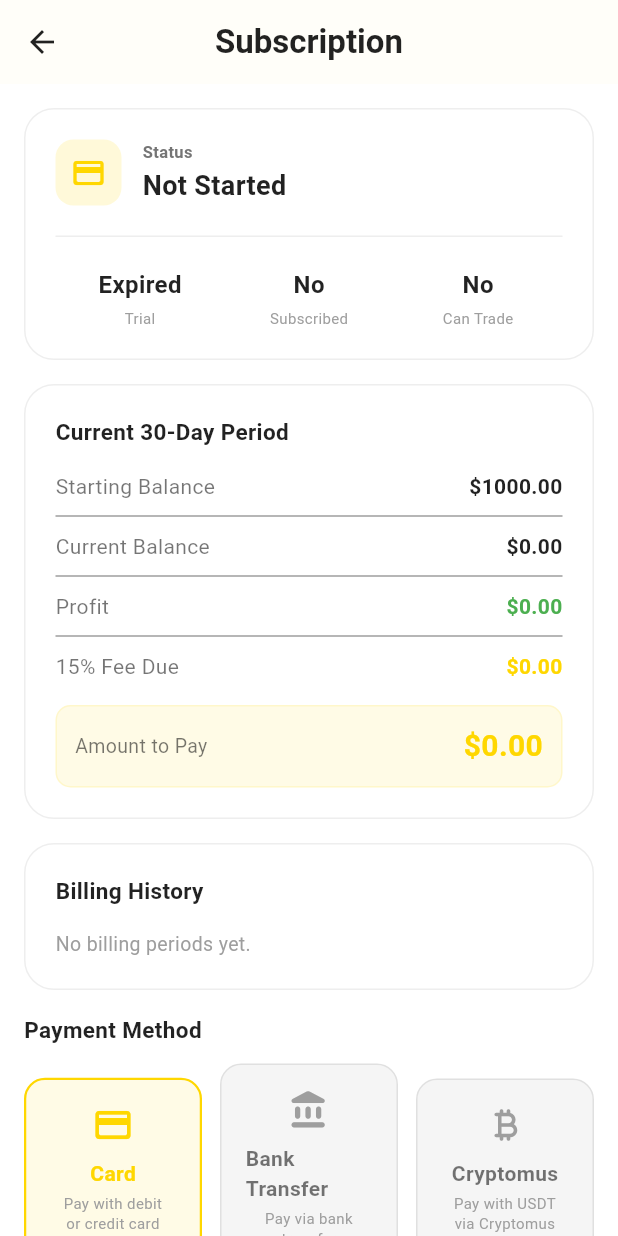
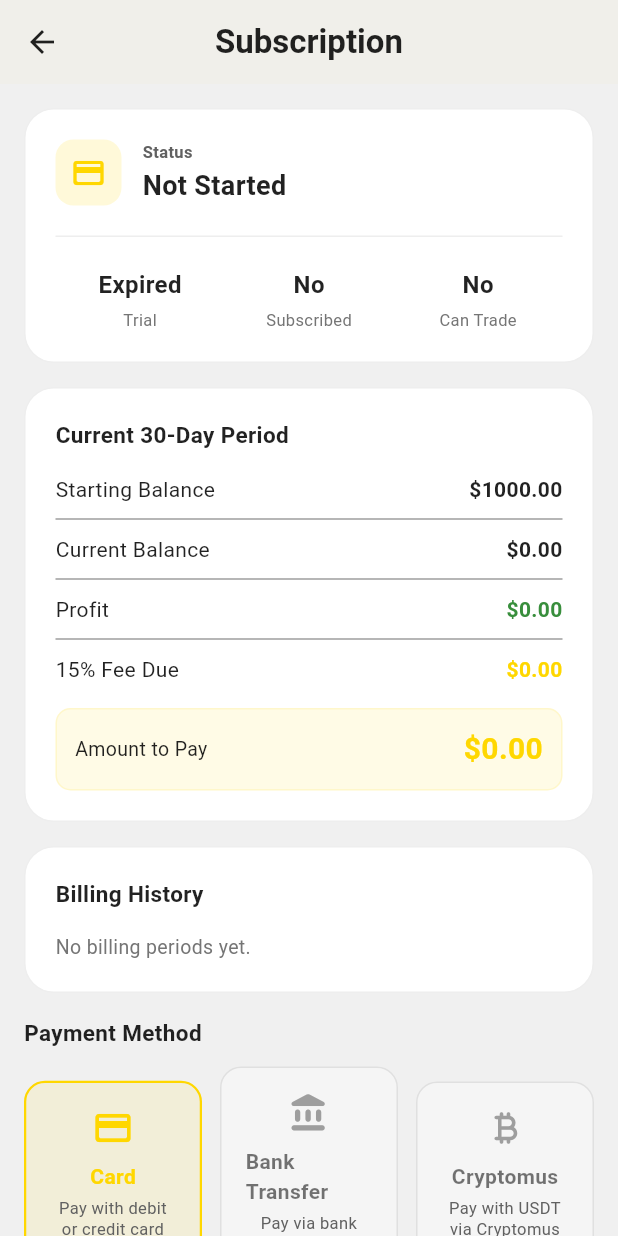
Before and after one commit to ShadowForge2/Gold_scalper, a Flutter app: the SubscriptionScreen screen opened directly, on a phone screen of 412 x 824 dp. Run offline on Flutter 3.47's test engine with Material 3 defaults, Android fonts, the phone set to English and light mode, and no system bars; our stand-ins replace fl_chart, shared_preferences, shimmer; missing offline and left inert: dart:js; accounts and stored records are empty; network calls fail.

Commit message:
fix: hardcoded starting balance, improve subscription page text contrast and background color

```diff
--- a/gold_scalper_app/lib/screens/subscription_screen.dart
+++ b/gold_scalper_app/lib/screens/subscription_screen.dart
@@ -29,10 +29,10 @@ class _SubscriptionScreenState extends State<SubscriptionScreen> {
     return Consumer<BotProvider>(
       builder: (context, bp, _) {
         return Scaffold(
-          backgroundColor: Colors.white,
+          backgroundColor: const Color(0xFFF0F0F0),
           appBar: AppBar(
             title: const Text('Subscription'),
-            backgroundColor: Colors.white,
+            backgroundColor: const Color(0xFFF0F0F0),
             foregroundColor: Colors.black87,
             elevation: 0.5,
           ),
@@ -91,7 +91,7 @@ class _SubscriptionScreenState extends State<SubscriptionScreen> {
               Column(
                 crossAxisAlignment: CrossAxisAlignment.start,
                 children: [
-                  Text('Status', style: TextStyle(color: Colors.grey.shade600, fontSize: 11, fontWeight: FontWeight.w600)),
+                  Text('Status', style: TextStyle(color: Colors.grey.shade700, fontSize: 11, fontWeight: FontWeight.w600)),
                   const SizedBox(height: 2),
                   Text(
                     bp.trialActive
@@ -140,7 +140,7 @@ class _SubscriptionScreenState extends State<SubscriptionScreen> {
         children: [
           Text(value, style: const TextStyle(color: Colors.black87, fontSize: 16, fontWeight: FontWeight.bold)),
           const SizedBox(height: 4),
-          Text(label, style: const TextStyle(color: Colors.grey, fontSize: 10)),
+          Text(label, style: const TextStyle(color: Colors.grey.shade600, fontSize: 11)),
         ],
       ),
     );
@@ -148,6 +148,10 @@ class _SubscriptionScreenState extends State<SubscriptionScreen> {
 
   Widget _buildProfitCard(BotProvider bp) {
     final amount = bp.unpaidFees > 0 ? bp.unpaidFees : bp.currentMonthFee;
+    final periods = bp.monthlyPeriods;
+    final startingBalance = periods.isNotEmpty
+        ? (periods.first['starting_balance'] ?? 1000).toDouble()
+        : 1000.0;
     return Container(
       padding: const EdgeInsets.all(20),
       decoration: BoxDecoration(
@@ -160,11 +164,11 @@ class _SubscriptionScreenState extends State<SubscriptionScreen> {
         children: [
           const Text('Current 30-Day Period', style: TextStyle(color: Colors.black87, fontSize: 15, fontWeight: FontWeight.bold)),
           const SizedBox(height: 16),
-          _row('Starting Balance', '\$${(1000).toStringAsFixed(2)}'),
+          _row('Starting Balance', '\$${startingBalance.toStringAsFixed(2)}'),
           const Divider(color: Colors.grey, height: 20),
           _row('Current Balance', '\$${(bp.state?.balance ?? 0).toStringAsFixed(2)}'),
           const Divider(color: Colors.grey, height: 20),
-          _row('Profit', '\$${bp.currentMonthProfit.toStringAsFixed(2)}', valueColor: bp.currentMonthProfit >= 0 ? Colors.green : Colors.red),
+          _row('Profit', '\$${bp.currentMonthProfit.toStringAsFixed(2)}', valueColor: bp.currentMonthProfit >= 0 ? Colors.green.shade700 : Colors.red.shade700),
           const Divider(color: Colors.grey, height: 20),
           _row('15% Fee Due', '\$${bp.currentMonthFee.toStringAsFixed(2)}', valueColor: kGold),
           if (bp.unpaidFees > 0) ...[
@@ -182,7 +186,7 @@ class _SubscriptionScreenState extends State<SubscriptionScreen> {
             child: Row(
               mainAxisAlignment: MainAxisAlignment.spaceBetween,
               children: [
-                const Text('Amount to Pay', style: TextStyle(color: Colors.black54, fontSize: 13)),
+                const Text('Amount to Pay', style: TextStyle(color: Colors.black87, fontSize: 13)),
                 Text('\$${amount.toStringAsFixed(2)}', style: const TextStyle(color: kGold, fontSize: 20, fontWeight: FontWeight.bold)),
               ],
             ),
@@ -196,7 +200,7 @@ class _SubscriptionScreenState extends State<SubscriptionScreen> {
     return Row(
       mainAxisAlignment: MainAxisAlignment.spaceBetween,
       children: [
-        Text(label, style: const TextStyle(color: Colors.black54, fontSize: 14)),
+        Text(label, style: const TextStyle(color: Colors.black87, fontSize: 14)),
         Text(value, style: TextStyle(color: valueColor ?? Colors.black87, fontWeight: FontWeight.bold, fontSize: 14)),
       ],
     );
@@ -217,7 +221,7 @@ class _SubscriptionScreenState extends State<SubscriptionScreen> {
           const Text('Billing History', style: TextStyle(color: Colors.black87, fontSize: 15, fontWeight: FontWeight.bold)),
           const SizedBox(height: 16),
           if (periods.isEmpty)
-            const Text('No billing periods yet.', style: TextStyle(color: Colors.grey, fontSize: 13))
+            const Text('No billing periods yet.', style: TextStyle(color: Colors.grey.shade600, fontSize: 13))
           else
             ...periods.map((p) => _periodTile(p)),
         ],
@@ -245,7 +249,7 @@ class _SubscriptionScreenState extends State<SubscriptionScreen> {
             child: Column(
               crossAxisAlignment: CrossAxisAlignment.start,
               children: [
-                Text('$start → ${end ?? 'current'}', style: const TextStyle(color: Colors.black54, fontSize: 12, fontWeight: FontWeight.w600)),
+                Text('$start → ${end ?? 'current'}', style: const TextStyle(color: Colors.black87, fontSize: 12, fontWeight: FontWeight.w600)),
                 const SizedBox(height: 4),
                 Text('Profit: \$${profit.toStringAsFixed(2)}', style: TextStyle(color: profit >= 0 ? Colors.green : Colors.red, fontSize: 12)),
               ],
@@ -334,7 +338,7 @@ class _SubscriptionScreenState extends State<SubscriptionScreen> {
             const SizedBox(height: 8),
             Text(label, style: TextStyle(color: selected ? kGold : Colors.black54, fontWeight: FontWeight.bold, fontSize: 14)),
             const SizedBox(height: 4),
-            Text(desc, textAlign: TextAlign.center, style: const TextStyle(color: Colors.grey, fontSize: 10, height: 1.3)),
+            Text(desc, textAlign: TextAlign.center, style: const TextStyle(color: Colors.grey.shade700, fontSize: 11, height: 1.3)),
           ],
         ),
       ),
@@ -373,9 +377,9 @@ class _SubscriptionScreenState extends State<SubscriptionScreen> {
             style: const TextStyle(color: Colors.black87),
             decoration: InputDecoration(
               labelText: 'Email Address',
-              labelStyle: const TextStyle(color: Colors.grey),
+              labelStyle: const TextStyle(color: Colors.grey.shade700),
               hintText: 'you@email.com',
-              hintStyle: TextStyle(color: Colors.grey.shade400),
+              hintStyle: TextStyle(color: Colors.grey.shade500),
               filled: true,
               fillColor: Colors.grey.shade100,
               border: OutlineInputBorder(borderRadius: BorderRadius.circular(10), borderSide: BorderSide.none),
@@ -396,7 +400,7 @@ class _SubscriptionScreenState extends State<SubscriptionScreen> {
             child: Row(
               mainAxisAlignment: MainAxisAlignment.spaceBetween,
               children: [
-                const Text('Amount', style: TextStyle(color: Colors.black54, fontSize: 13)),
+                const Text('Amount', style: TextStyle(color: Colors.black87, fontSize: 13)),
                 Text('\$${amount.toStringAsFixed(2)}', style: const TextStyle(color: kGold, fontSize: 16, fontWeight: FontWeight.bold)),
               ],
             ),
@@ -480,7 +484,7 @@ class _SubscriptionScreenState extends State<SubscriptionScreen> {
           const SizedBox(height: 16),
           const Text(
             'Pay with USDT, BTC, ETH or other crypto via Cryptomus.',
-            style: TextStyle(color: Colors.black54, fontSize: 13),
+            style: TextStyle(color: Colors.black87, fontSize: 13),
           ),
           const SizedBox(height: 16),
           TextField(
@@ -488,9 +492,9 @@ class _SubscriptionScreenState extends State<SubscriptionScreen> {
             style: const TextStyle(color: Colors.black87),
             decoration: InputDecoration(
               labelText: 'Email (optional)',
-              labelStyle: const TextStyle(color: Colors.grey),
+              labelStyle: const TextStyle(color: Colors.grey.shade700),
               hintText: 'you@email.com',
-              hintStyle: TextStyle(color: Colors.grey.shade400),
+              hintStyle: TextStyle(color: Colors.grey.shade500),
               filled: true,
               fillColor: Colors.grey.shade100,
               border: OutlineInputBorder(borderRadius: BorderRadius.circular(10), borderSide: BorderSide.none),
@@ -511,7 +515,7 @@ class _SubscriptionScreenState extends State<SubscriptionScreen> {
             child: Row(
               mainAxisAlignment: MainAxisAlignment.spaceBetween,
               children: [
-                const Text('Amount', style: TextStyle(color: Colors.black54, fontSize: 13)),
+                const Text('Amount', style: TextStyle(color: Colors.black87, fontSize: 13)),
                 Text('\$${amount.toStringAsFixed(2)}', style: const TextStyle(color: kGold, fontSize: 16, fontWeight: FontWeight.bold)),
               ],
             ),
@@ -562,7 +566,7 @@ class _SubscriptionScreenState extends State<SubscriptionScreen> {
                 Expanded(
                   child: Text(
                     'After payment, your subscription will be activated automatically.',
-                    style: TextStyle(color: Colors.black54, fontSize: 11, height: 1.3),
+                    style: TextStyle(color: Colors.black87, fontSize: 12, height: 1.3),
                   ),
                 ),
               ],
@@ -612,7 +616,7 @@ class _SubscriptionScreenState extends State<SubscriptionScreen> {
                 Expanded(
                   child: Text(
                     'After sending crypto, contact support with transaction ID for verification.',
-                    style: TextStyle(color: Colors.black54, fontSize: 11, height: 1.3),
+                    style: TextStyle(color: Colors.black87, fontSize: 12, height: 1.3),
                   ),
                 ),
               ],
@@ -637,9 +641,9 @@ class _SubscriptionScreenState extends State<SubscriptionScreen> {
             child: Column(
               crossAxisAlignment: CrossAxisAlignment.start,
               children: [
-                Text(network, style: const TextStyle(color: Colors.black54, fontSize: 12, fontWeight: FontWeight.w600)),
+                Text(network, style: const TextStyle(color: Colors.black87, fontSize: 12, fontWeight: FontWeight.w600)),
                 const SizedBox(height: 4),
-                Text(address, style: const TextStyle(color: Colors.grey, fontSize: 11)),
+                Text(address, style: const TextStyle(color: Colors.grey.shade700, fontSize: 11)),
               ],
             ),
           ),
```
